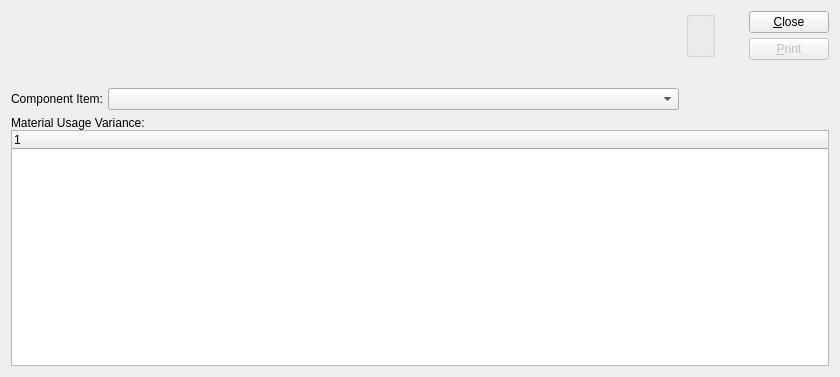
The window that xtuple/trunk/guiclient/dspMaterialUsageVarianceByBOMItem.ui (WooodHead/xtuple) describes before a commit, drawn with Qt 5.
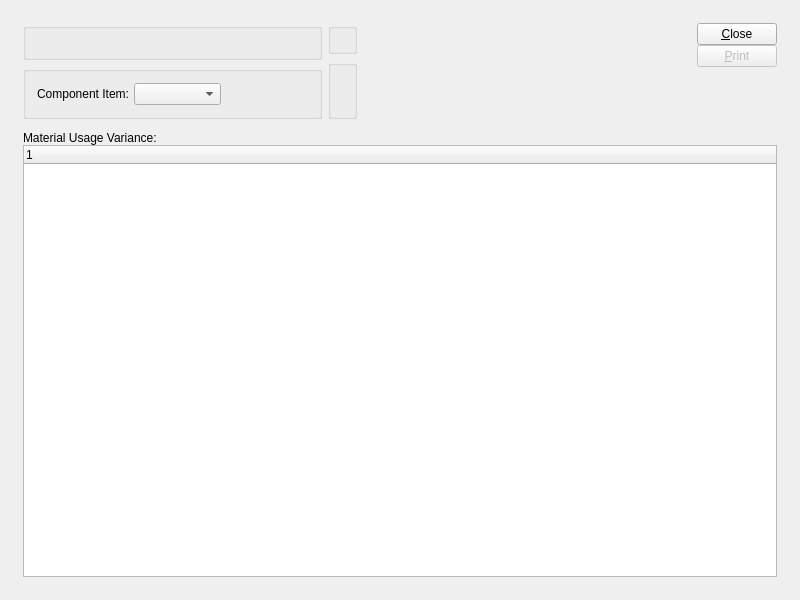
The same window after the commit. Custom widgets are drawn as their Qt base class.

What changed in the file:
```diff
--- a/xtuple/trunk/guiclient/dspMaterialUsageVarianceByBOMItem.ui
+++ b/xtuple/trunk/guiclient/dspMaterialUsageVarianceByBOMItem.ui
@@ -13,51 +13,67 @@
    <rect>
     <x>0</x>
     <y>0</y>
-    <width>840</width>
-    <height>377</height>
+    <width>800</width>
+    <height>600</height>
    </rect>
   </property>
   <property name="windowTitle" >
    <string>Material Usage Variance by Bill of Materials Item</string>
   </property>
-   <layout class="QVBoxLayout" >
-    <item>
-     <layout class="QHBoxLayout" >
-      <property name="spacing" >
-       <number>7</number>
-      </property>
-      <item>
-       <layout class="QVBoxLayout" >
+  <layout class="QGridLayout" name="gridLayout_7" >
+   <item row="0" column="0" >
+    <layout class="QGridLayout" name="gridLayout_6" >
+     <property name="margin" >
+      <number>12</number>
+     </property>
         <property name="spacing" >
-         <number>5</number>
-        </property>
+      <number>12</number>
+     </property>
+     <item row="0" column="0" >
+      <layout class="QHBoxLayout" name="horizontalLayout" >
         <item>
-         <layout class="QHBoxLayout" >
-          <property name="spacing" >
-           <number>0</number>
-          </property>
-          <item>
+        <layout class="QGridLayout" name="gridLayout_5" >
+         <item rowspan="2" row="0" column="0" >
+          <widget class="QGroupBox" name="_itemGroup" >
+           <property name="title" >
+            <string/>
+           </property>
+           <layout class="QGridLayout" name="gridLayout_3" >
+            <item row="0" column="0" >
            <widget class="ItemCluster" name="_item" />
           </item>
-          <item>
-           <spacer>
-            <property name="orientation" >
-             <enum>Qt::Horizontal</enum>
-            </property>
-            <property name="sizeType" >
-             <enum>QSizePolicy::Expanding</enum>
-            </property>
-            <property name="sizeHint" >
-             <size>
-              <width>20</width>
-              <height>20</height>
-             </size>
-            </property>
-           </spacer>
-          </item>
-         </layout>
-        </item>
-        <item>
+           </layout>
+          </widget>
+         </item>
+         <item row="0" column="1" >
+          <widget class="WarehouseGroup" name="_warehouse" >
+           <property name="title" >
+            <string/>
+           </property>
+           <property name="fixedSize" >
+            <bool>false</bool>
+           </property>
+          </widget>
+         </item>
+         <item rowspan="2" row="1" column="1" >
+          <widget class="QGroupBox" name="_dateGroup" >
+           <property name="title" >
+            <string/>
+           </property>
+           <layout class="QGridLayout" name="gridLayout_2" >
+            <item row="0" column="0" >
+             <widget class="DateCluster" name="_dates" />
+            </item>
+           </layout>
+          </widget>
+         </item>
+         <item row="2" column="0" >
+          <widget class="QGroupBox" name="_compGroup" >
+           <property name="title" >
+            <string/>
+           </property>
+           <layout class="QGridLayout" name="gridLayout_4" >
+            <item row="0" column="0" >
          <layout class="QHBoxLayout" >
           <property name="spacing" >
            <number>5</number>
@@ -82,63 +98,39 @@
             </property>
            </widget>
           </item>
-         </layout>
-        </item>
-       </layout>
-      </item>
       <item>
-       <layout class="QVBoxLayout" >
-        <property name="spacing" >
-         <number>0</number>
-        </property>
-        <item>
-         <widget class="WarehouseGroup" name="_warehouse" >
-          <property name="title" >
-           <string/>
-          </property>
-         </widget>
-        </item>
-        <item>
-         <spacer>
-          <property name="orientation" >
-           <enum>Qt::Vertical</enum>
-          </property>
-          <property name="sizeType" >
-           <enum>QSizePolicy::Preferred</enum>
-          </property>
-          <property name="sizeHint" >
-           <size>
-            <width>20</width>
-            <height>53</height>
-           </size>
-          </property>
-         </spacer>
-        </item>
+               <spacer name="horizontalSpacer" >
+                <property name="orientation" >
+                 <enum>Qt::Horizontal</enum>
+                </property>
+                <property name="sizeHint" stdset="0" >
+                 <size>
+                  <width>40</width>
+                  <height>20</height>
+                 </size>
+                </property>
+               </spacer>
+              </item>
+             </layout>
+            </item>
+           </layout>
+          </widget>
+         </item>
        </layout>
       </item>
       <item>
-       <layout class="QVBoxLayout" >
-        <item>
-         <widget class="DateCluster" name="_dates" />
-        </item>
-        <item>
-         <spacer>
+        <spacer name="horizontalSpacer_2" >
           <property name="orientation" >
-           <enum>Qt::Vertical</enum>
-          </property>
-          <property name="sizeType" >
-           <enum>QSizePolicy::Preferred</enum>
-          </property>
-          <property name="sizeHint" >
+          <enum>Qt::Horizontal</enum>
+         </property>
+         <property name="sizeHint" stdset="0" >
            <size>
-            <width>20</width>
-            <height>55</height>
+           <width>0</width>
+           <height>20</height>
            </size>
           </property>
          </spacer>
         </item>
-       </layout>
-      </item>
       <item>
        <layout class="QVBoxLayout" >
         <property name="spacing" >
@@ -147,7 +139,7 @@
         <item>
          <layout class="QVBoxLayout" >
           <property name="spacing" >
-           <number>5</number>
+            <number>0</number>
           </property>
           <item>
            <widget class="QPushButton" name="_close" >
@@ -174,12 +166,12 @@
            <enum>Qt::Vertical</enum>
           </property>
           <property name="sizeType" >
-           <enum>QSizePolicy::Preferred</enum>
-          </property>
-          <property name="sizeHint" >
+            <enum>QSizePolicy::Expanding</enum>
+           </property>
+           <property name="sizeHint" stdset="0" >
            <size>
             <width>20</width>
-            <height>50</height>
+             <height>0</height>
            </size>
           </property>
          </spacer>
@@ -188,7 +180,25 @@
       </item>
      </layout>
     </item>
-    <item>
+     <item row="1" column="0" >
+      <widget class="QFrame" name="_frame" >
+       <property name="sizePolicy" >
+        <sizepolicy vsizetype="Preferred" hsizetype="Expanding" >
+         <horstretch>0</horstretch>
+         <verstretch>1</verstretch>
+        </sizepolicy>
+       </property>
+       <property name="frameShape" >
+        <enum>QFrame::NoFrame</enum>
+       </property>
+       <property name="frameShadow" >
+        <enum>QFrame::Raised</enum>
+       </property>
+       <layout class="QGridLayout" name="gridLayout" >
+        <property name="margin" >
+         <number>0</number>
+        </property>
+        <item row="0" column="0" >
      <layout class="QVBoxLayout" >
       <property name="spacing" >
        <number>0</number>
@@ -222,6 +232,11 @@
     </item>
    </layout>
  </widget>
+     </item>
+    </layout>
+   </item>
+  </layout>
+ </widget>
  <layoutdefault spacing="6" margin="11" />
  <pixmapfunction>qPixmapFromMimeSource</pixmapfunction>
  <customwidgets>
```
Left out of the diff: 2 changed lines with no effect on the pictures. Lines whose indentation alone changed are shown as unchanged.
